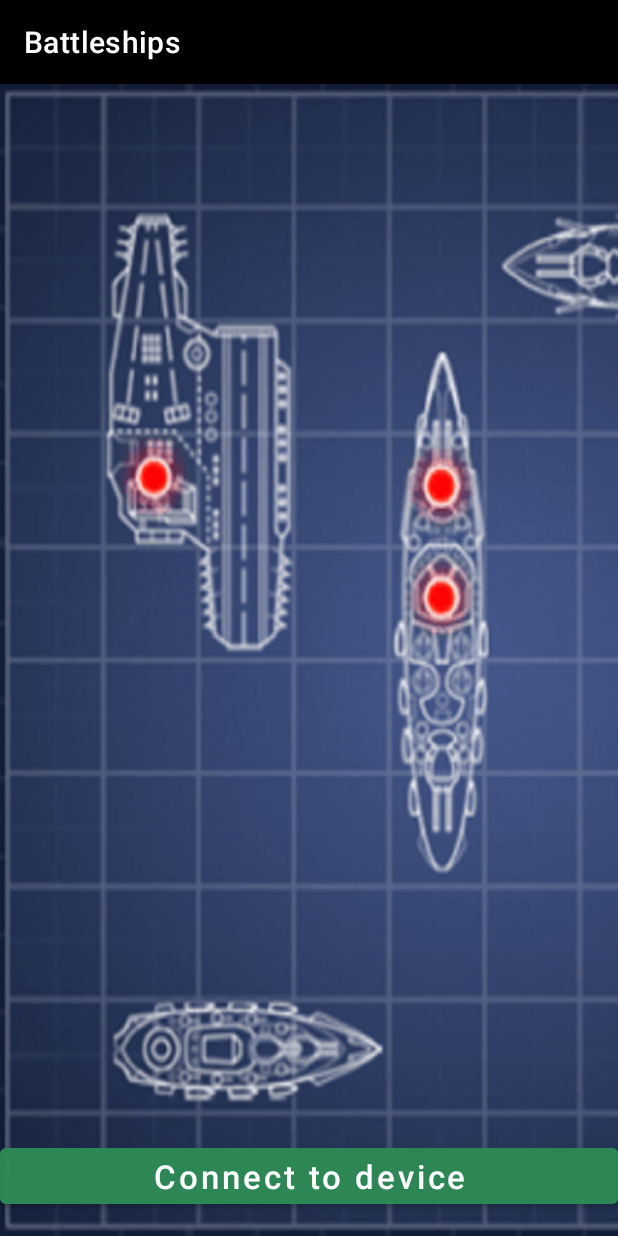
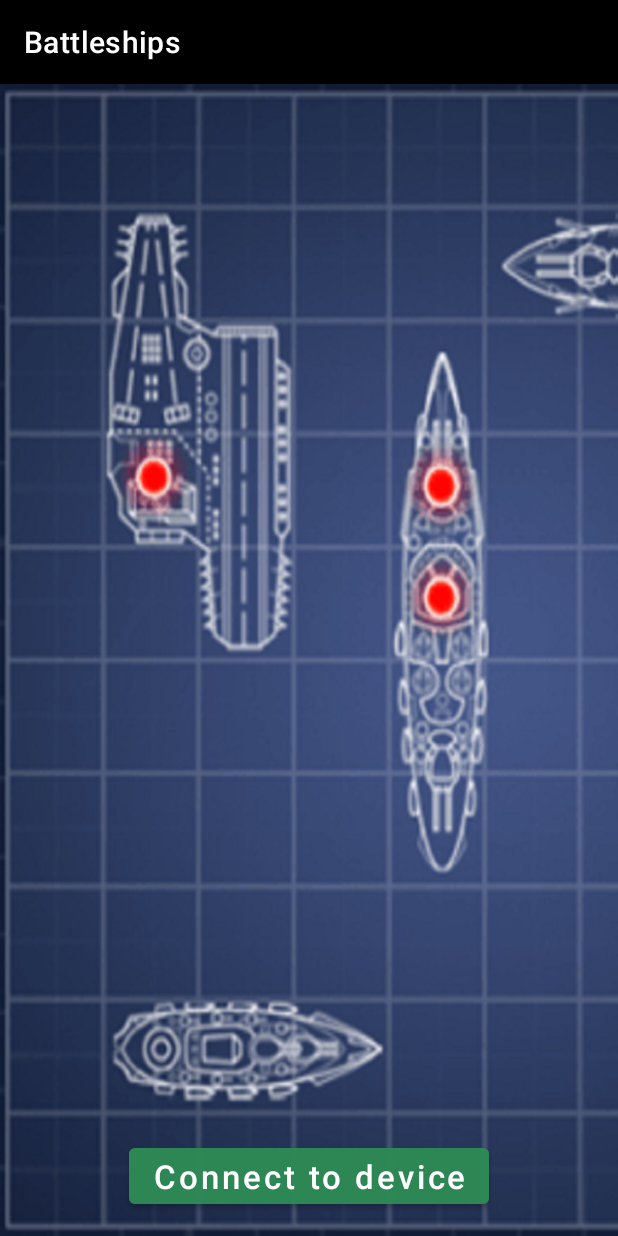
Before and after one commit to AZapryanov/Battleships_Demo, an Android app: the screen it shows after launch (MainActivity), on a phone screen of 412 x 824 dp. Run offline under Robolectric (Android 15) with nearby library versions, the light colour scheme and no system bars.

Commit message:
Main activity button

```diff
--- a/app/src/main/res/layout/activity_main.xml
+++ b/app/src/main/res/layout/activity_main.xml
@@ -9,7 +9,7 @@
 
     <Button
         android:id="@+id/btn_start_connect_activity"
-        android:layout_width="match_parent"
+        android:layout_width="wrap_content"
         android:layout_height="wrap_content"
         android:backgroundTint="@color/green_sea"
         android:text="Connect to device"
@@ -17,7 +17,6 @@
         android:textSize="22sp"
         app:layout_constraintBottom_toTopOf="@+id/horizontalGuideline4"
         app:layout_constraintEnd_toEndOf="parent"
-        app:layout_constraintHorizontal_bias="1.0"
         app:layout_constraintStart_toStartOf="parent" />
 
     <androidx.constraintlayout.widget.Guideline
```
